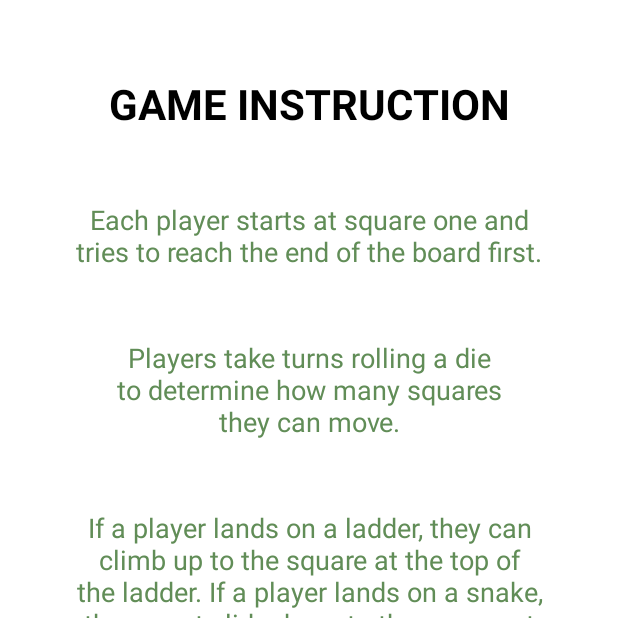
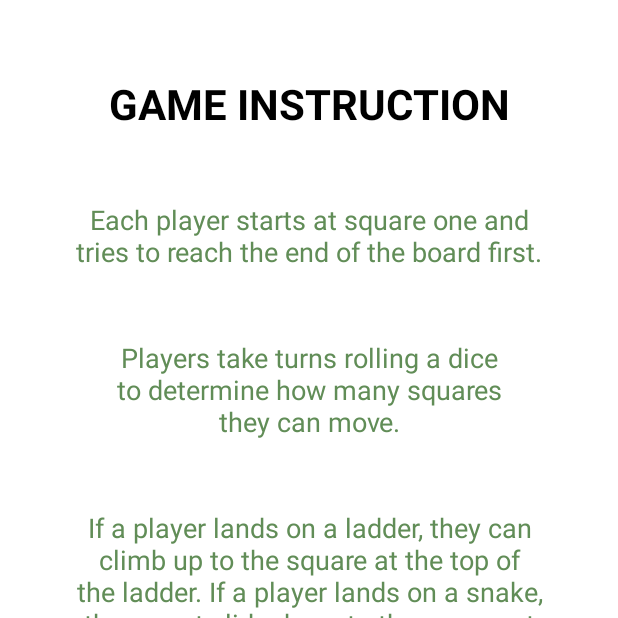
Before and after one commit to christianYdoow/AhasAtAngHagdanan, an Android app: the fragment FirstFragment shown on its own in the app's theme, on a phone screen of 412 x 824 dp, the top half of it. Run offline under Robolectric (Android 15) with nearby library versions, the phone set to English and light mode, and no system bars; 2 statements that could not run were skipped.

Commit message:
minor changes

```diff
--- a/app/src/main/res/layout/fragment_first.xml
+++ b/app/src/main/res/layout/fragment_first.xml
@@ -44,7 +44,7 @@
             android:layout_width="match_parent"
             android:layout_height="wrap_content"
             android:layout_weight="0.14"
-            android:text="Players take turns rolling a die to determine how many squares
+            android:text="Players take turns rolling a dice to determine how many squares
             they can move."
             android:textAppearance="@style/TextAppearance.AppCompat.Medium"
             android:textColor="#618d57"
--- a/app/src/main/res/layout/list_item_player.xml
+++ b/app/src/main/res/layout/list_item_player.xml
@@ -12,7 +12,8 @@
         android:layout_height="wrap_content"
         android:textStyle="bold"
         android:textSize="18sp"
-        android:layout_weight="1"/>
+        android:layout_weight="1"
+        android:textAlignment="center"/>
 
     <TextView
         android:id="@+id/playerPositionTextView"
```
